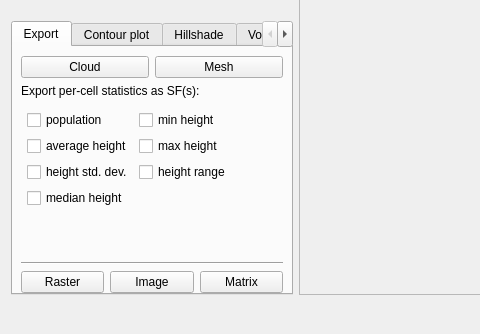
magnuan/CloudCompare, file qCC/ui_templates/rasterizeDlg.ui: the form before one commit; both pictures show x 0 to 480 and y 539 to 873 of the 1024 by 873 pixel window.
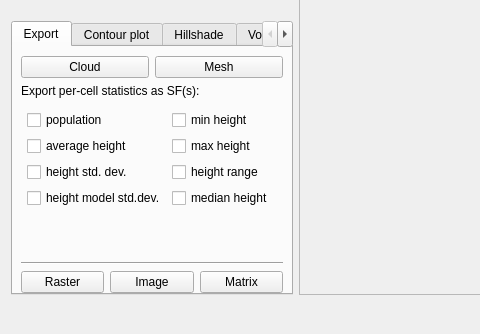
The form after the commit.

Commit message: Added model std deviation as exportable SF

```diff
--- a/qCC/ui_templates/rasterizeDlg.ui
+++ b/qCC/ui_templates/rasterizeDlg.ui
@@ -619,6 +619,16 @@
                 </widget>
                </item>
                <item row="3" column="0">
+                <widget class="QCheckBox" name="generateModelStdDevHeightSFcheckBox">
+                 <property name="toolTip">
+                  <string>For inverse variance averaging, with input std. dev. Scalar field. Add a scalar field with the std.dev. based on the reported std. dev.</string>
+                 </property>
+                 <property name="text">
+                  <string>height model std.dev.</string>
+                 </property>
+                </widget>
+               </item>
+               <item row="3" column="1">
                 <widget class="QCheckBox" name="generateMedianHeightSFcheckBox">
                  <property name="toolTip">
                   <string>Adds a scalar field with the median height of the points inside the cell</string>
```
The commit also changes 3 other files.
